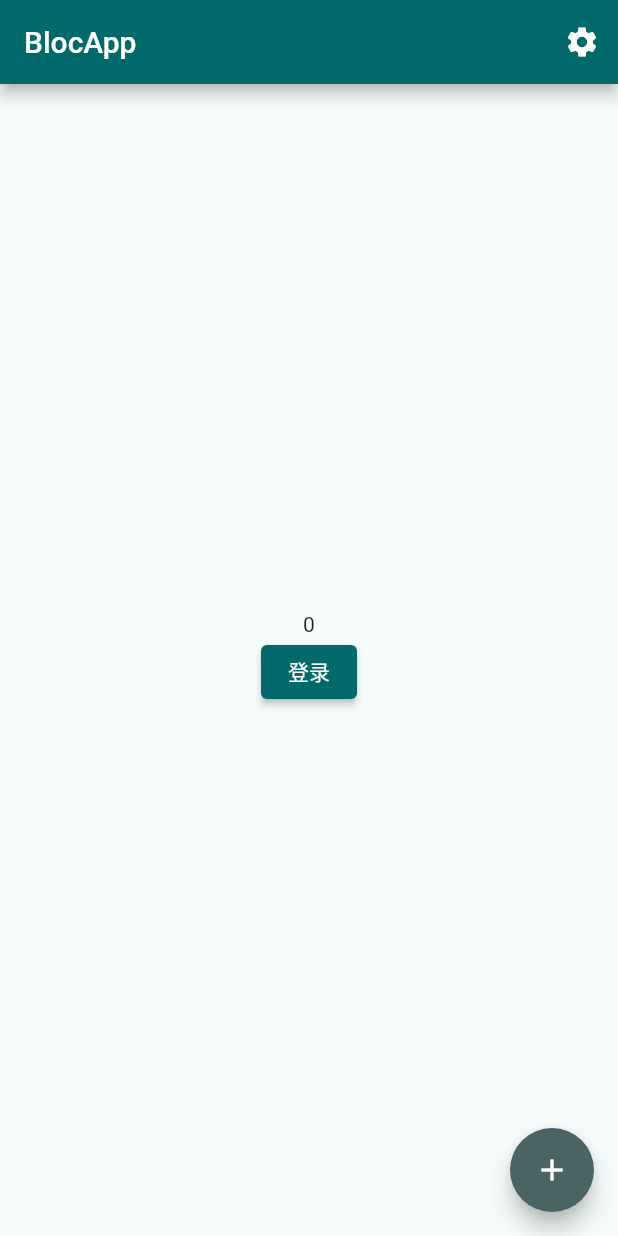
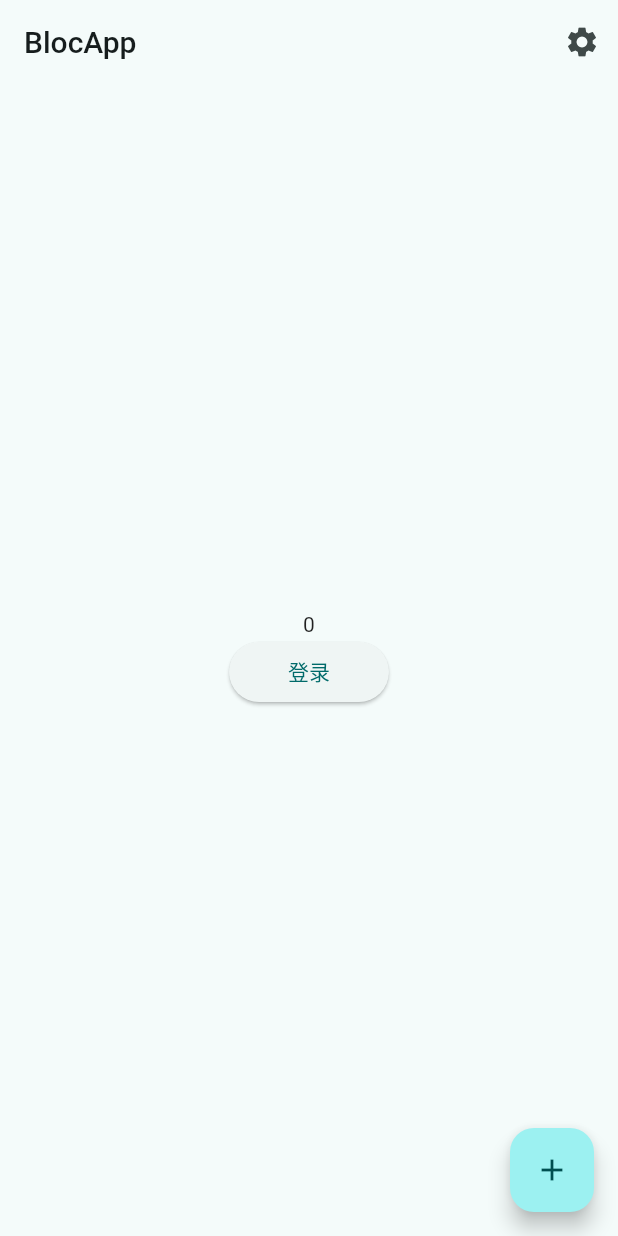
Before and after one commit to shirne/bloc_app, a Flutter app: the screen it shows after launch, on a phone screen of 412 x 824 dp. Run offline on Flutter 3.47's test engine with Material 2 defaults, Android fonts, the phone set to English and light mode, and no system bars; our stand-ins replace bloc, dio, flutter_bloc, flutter_screenutil, logger, shared_preferences and 1 more.

Commit message:
扩展主题使用

```diff
--- a/lib/src/app.dart
+++ b/lib/src/app.dart
@@ -7,6 +7,7 @@ import 'package:flutter_screenutil/flutter_screenutil.dart';
 
 import '../generated/l10n.dart';
 import 'app_navigator.dart';
+import 'app_theme.dart';
 import 'globals/global_bloc.dart';
 import 'globals/routes.dart';
 import 'globals/store_service.dart';
@@ -27,6 +28,7 @@ class MainApp extends StatelessWidget {
         create: (BuildContext context) => GlobalBloc(storeService),
         child: BlocBuilder<GlobalBloc, GlobalState>(builder: (context, state) {
           return DefaultTextStyle(
+            // 如果需要内置字体，此处修改为对应的字体名
             style: const TextStyle(fontFamily: '微软雅黑'),
             child: MaterialApp(
               restorationScopeId: 'app',
@@ -96,8 +98,9 @@ class MainApp extends StatelessWidget {
     );
   }
 
-  ThemeData widgetStyle(ThemeData base) {
+  ThemeData widgetStyle(ThemeData base, AppTheme extTheme) {
     return base.copyWith(
+      useMaterial3: true,
       visualDensity: VisualDensity.standard,
       cardTheme: const CardTheme(
         elevation: 20,
@@ -106,6 +109,7 @@ class MainApp extends StatelessWidget {
         tileColor: base.colorScheme.surface,
         selectedTileColor: base.colorScheme.primary.withAlpha(20),
       ),
+      extensions: [extTheme],
     );
   }
 
@@ -115,7 +119,7 @@ class MainApp extends StatelessWidget {
         seedColor: const Color(0xFF5AA7A7),
       ),
     );
-    return widgetStyle(themeData);
+    return widgetStyle(themeData, AppTheme());
   }
 
   ThemeData _darkTheme() {
@@ -126,7 +130,7 @@ class MainApp extends StatelessWidget {
       ),
     );
 
-    return widgetStyle(themeData);
+    return widgetStyle(themeData, AppTheme());
   }
 }
 
--- /dev/null
+++ b/lib/src/app_theme.dart
@@ -0,0 +1,37 @@
+import 'package:flutter/material.dart';
+
+/// 扩展的主题数据
+class AppTheme extends ThemeExtension<AppTheme> {
+  final ButtonStyle? primaryButton;
+  final ButtonStyle? secondaryButton;
+  AppTheme({
+    this.primaryButton,
+    this.secondaryButton,
+  });
+
+  factory AppTheme.of(BuildContext context) {
+    return Theme.of(context).extension<AppTheme>()!;
+  }
+
+  @override
+  AppTheme copyWith({
+    ButtonStyle? primaryButton,
+    ButtonStyle? secondaryButton,
+  }) {
+    return AppTheme(
+      primaryButton: primaryButton ?? this.primaryButton,
+      secondaryButton: secondaryButton ?? this.secondaryButton,
+    );
+  }
+
+  @override
+  AppTheme lerp(ThemeExtension<AppTheme>? other, double t) {
+    if (other == null || other is! AppTheme) {
+      return copyWith();
+    }
+    return copyWith(
+      primaryButton: primaryButton?.merge(other.primaryButton),
+      secondaryButton: secondaryButton?.merge(other.secondaryButton),
+    );
+  }
+}
--- a/lib/src/pages/home/page.dart
+++ b/lib/src/pages/home/page.dart
@@ -46,7 +46,10 @@ class HomePage extends StatelessWidget {
                           onPressed: () {
                             Routes.login.show(context);
                           },
-                          child: Text('登录'),
+                          child: Padding(
+                            padding: EdgeInsets.symmetric(horizontal: 40.w),
+                            child: Text('登录'),
+                          ),
                         ),
                       ],
                     ),
@@ -56,6 +59,7 @@ class HomePage extends StatelessWidget {
                 context.read<HomeBloc>().add(IncreaseEvent(1));
               },
               tooltip: 'Increment',
+              enableFeedback: true,
               child: const Icon(Icons.add),
             ),
           );
--- a/lib/src/pages/login/page.dart
+++ b/lib/src/pages/login/page.dart
@@ -75,8 +75,8 @@ class _LoginPageState extends State<LoginPage> {
               child: Card(
                 child: Container(
                   width: 800.w,
-                  height: 800.w,
-                  padding: EdgeInsets.all(60.w),
+                  padding:
+                      EdgeInsets.symmetric(horizontal: 60.w, vertical: 30.w),
                   child: Column(
                     mainAxisSize: MainAxisSize.min,
                     children: [
@@ -107,7 +107,7 @@ class _LoginPageState extends State<LoginPage> {
                           fontWeight: FontWeight.bold,
                         ),
                       ),
-                      SizedBox(height: 40.w),
+                      SizedBox(height: 20.w),
                       TextField(
                         decoration: InputDecoration(
                           hintText: '用户名',
```
Also changed, not shown: lib/src/pages/settings/page.dart (+51 -19 lines).
